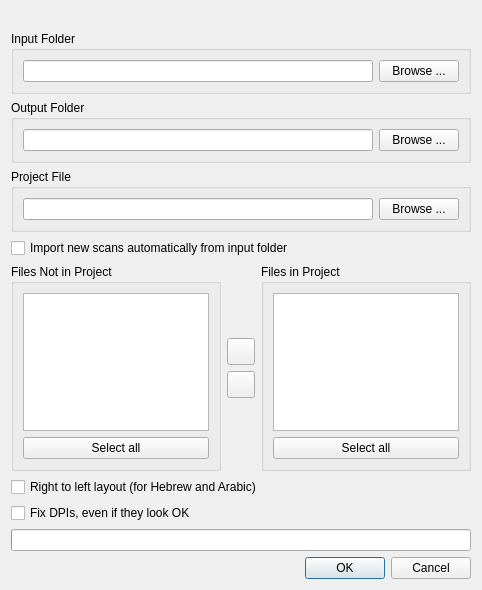
Old version of the form src/app/ProjectFilesDialog.ui in the repository 2ndmax/scantailor-ocr.
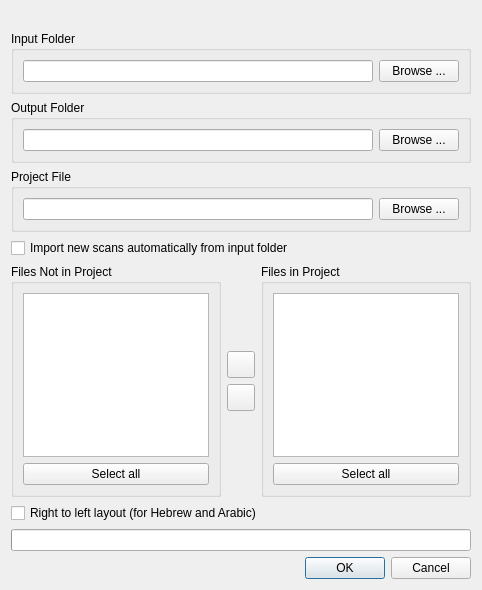
New version of the form. Icons and pictures are not drawn.

What changed in the file:
```diff
--- a/src/app/ProjectFilesDialog.ui
+++ b/src/app/ProjectFilesDialog.ui
@@ -240,13 +240,6 @@
      </property>
     </widget>
    </item>
-   <item>
-    <widget class="QCheckBox" name="forceFixDpi">
-     <property name="text">
-      <string>Fix DPIs, even if they look OK</string>
-     </property>
-    </widget>
-   </item>
    <item>
     <widget class="QProgressBar" name="progressBar">
      <property name="value">
```
